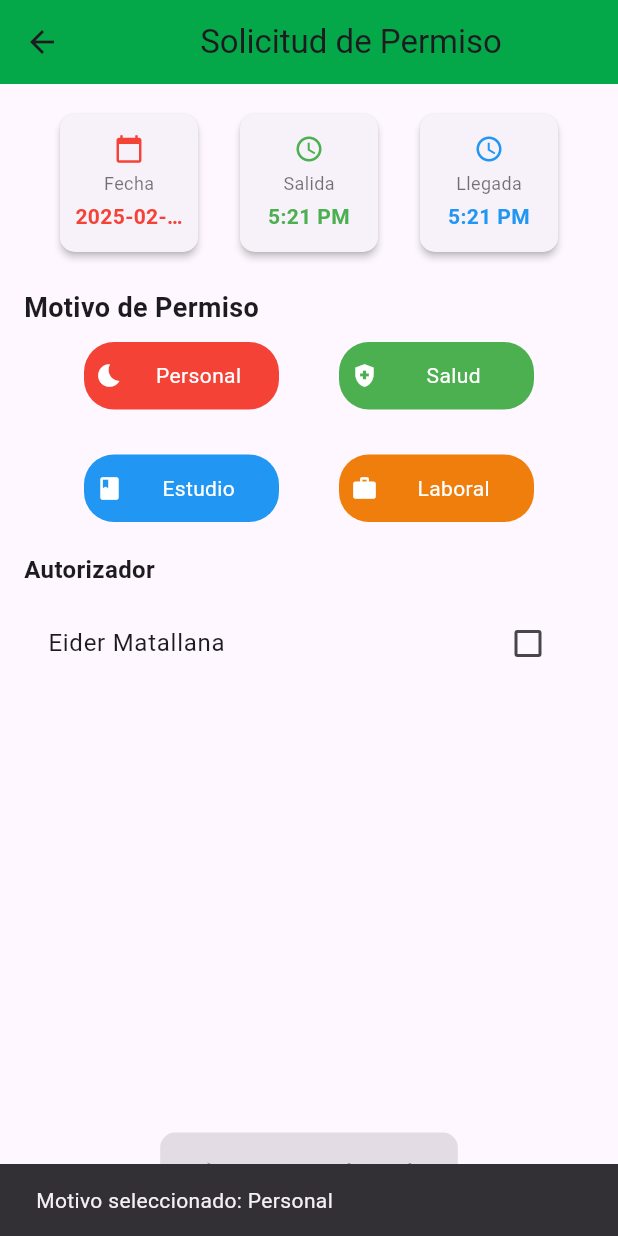
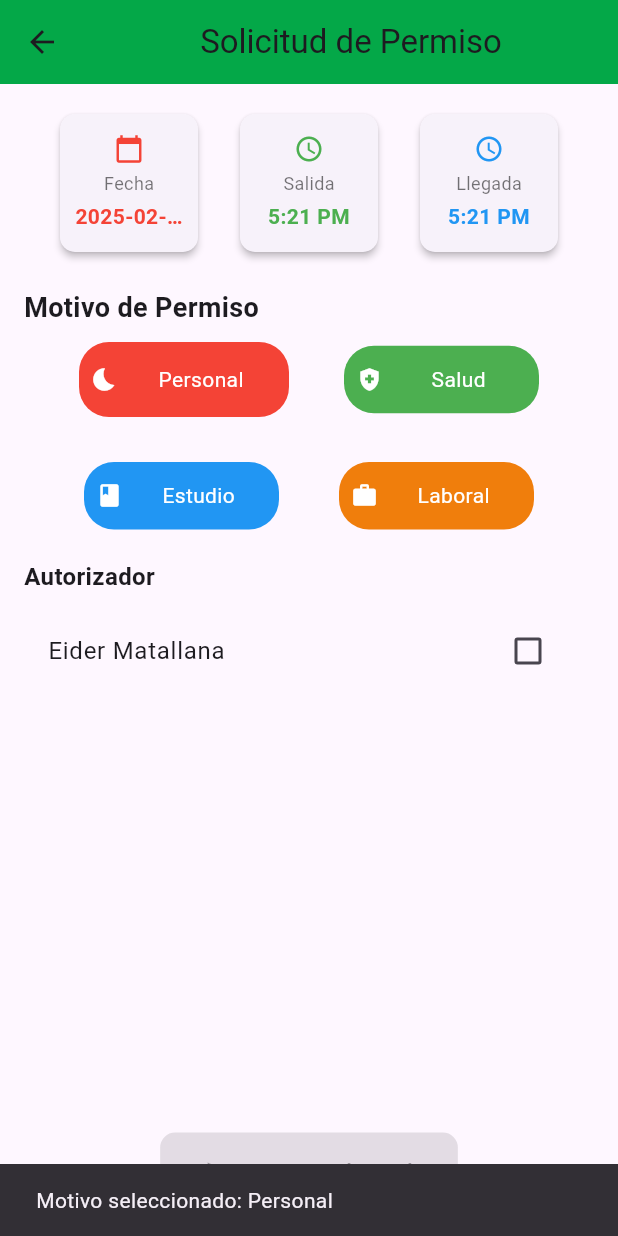
Before and after one commit to jasvix12/permisosflutt, a Flutter app: the PedirPermisosScreen screen opened directly, after a tap on "Personal", on a phone screen of 412 x 824 dp. Run offline on Flutter 3.47's test engine with Material 3 defaults, Android fonts, the phone set to English and light mode, and no system bars; our stand-ins replace firebase_auth, firebase_core, font_awesome_flutter, google_sign_in; accounts and stored records are empty; network calls fail.

Commit message:
26/02/2025

```diff
--- a/lib/src/pages/pedir-permisos.dart
+++ b/lib/src/pages/pedir-permisos.dart
@@ -444,11 +444,14 @@ const SizedBox(height: 20),
     IconData icon,
     Color color,
   ) {
+    bool isSelected = _motivoSeleccionado == label;
+
     return GestureDetector(
       onTap: () => _selectMotivo(label),
-      child: Container(
-        width: 130,
-        height: 45,
+      child: AnimatedContainer(
+        duration: Duration(milliseconds: 200),  //Duracion de la animacion
+        width: isSelected ? 140 : 130, //Aumenta el ancho si esta seleccionado
+        height: isSelected ? 50 : 45, //Aumenta la altura si esta seleccionado
         padding: EdgeInsets.symmetric(horizontal: 8, vertical: 5),
         decoration: BoxDecoration(
           color: color,
```
